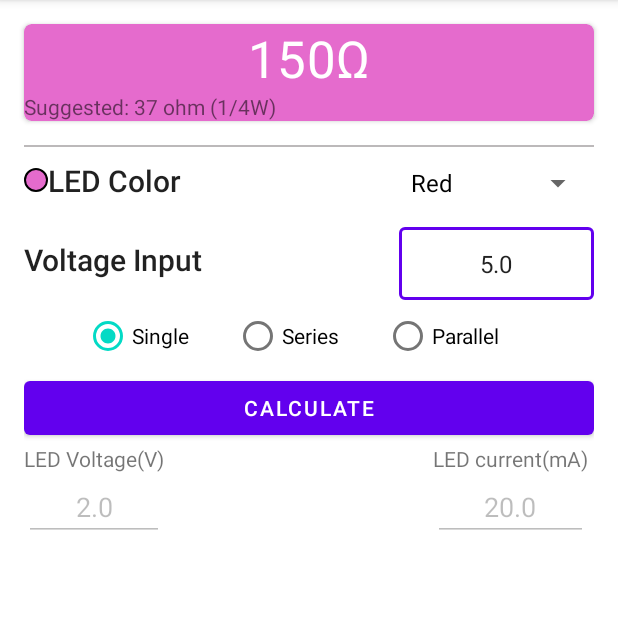
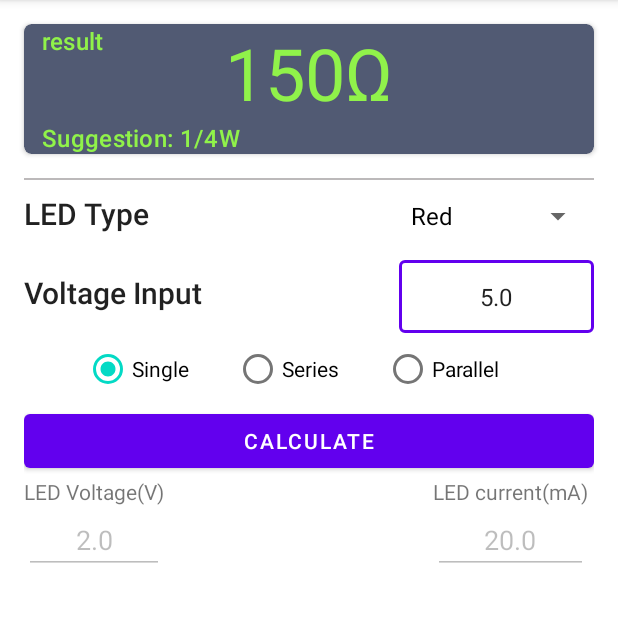
Before and after one commit to Helaluzzaman/LEDResistorCalculator, an Android app: the screen it shows after launch (MainActivity), after a tap on "CALCULATE", on a phone screen of 412 x 824 dp, the part 84-706 px from its top. Run offline under Robolectric (Android 15) with nearby library versions, the phone set to English and light mode, and no system bars.

Commit message:
alert dialog added. test implementation google truth added.

```diff
--- a/app/build.gradle
+++ b/app/build.gradle
@@ -47,4 +47,5 @@ dependencies {
 //    // truth test
 //    androidTestImplementation 'com.google.truth:truth:1.1.2'
 ////    implementation 'com.google.android.material:material:1.4.0'
+    testImplementation "com.google.truth:truth:1.1.3"
 }
--- a/app/src/main/java/com/hbsoft/ledresistorcalculator/data/Calculation/Calculate.kt
+++ b/app/src/main/java/com/hbsoft/ledresistorcalculator/data/Calculation/Calculate.kt
@@ -8,6 +8,7 @@ object Calculate {
             if(input < .25) return "1/4"
             if(input < .5) return "1/2"
             if(input < .75) return "3/4"
+            else return "1"
         }else{
             val fraction = input - input.toInt()
             if(fraction < .5){
@@ -17,6 +18,5 @@ object Calculate {
                 return input.roundToInt().toString()
             }
         }
-        return "0"
     }
 }
--- a/app/src/main/java/com/hbsoft/ledresistorcalculator/data/Result.kt
+++ b/app/src/main/java/com/hbsoft/ledresistorcalculator/data/Result.kt
@@ -1,6 +1,6 @@
 package com.hbsoft.ledresistorcalculator.data
 
 data class Result(
-    var result: String,
-    var suggestion: String
+    var result: String = "no",
+    var suggestion: String = "no"
 )
--- a/app/src/main/java/com/hbsoft/ledresistorcalculator/fragments/LaunchFragment.kt
+++ b/app/src/main/java/com/hbsoft/ledresistorcalculator/fragments/LaunchFragment.kt
@@ -6,6 +6,7 @@ import android.util.Log
 import android.view.*
 import androidx.fragment.app.Fragment
 import android.widget.*
+import androidx.appcompat.app.AlertDialog
 import androidx.appcompat.app.AppCompatDelegate
 import androidx.appcompat.app.AppCompatDelegate.MODE_NIGHT_FOLLOW_SYSTEM
 import androidx.appcompat.content.res.AppCompatResources
@@ -26,6 +27,7 @@ class LaunchFragment : Fragment() {
     lateinit var etInputVoltage: EditText   // input
     lateinit var bCalculate: Button
     lateinit var tvResult: TextView        // result
+    lateinit var tvSuggestion: TextView    // suggestion
     lateinit var etForwardVoltage: EditText  // input
     lateinit var etCurrentMax : EditText    // input
     lateinit var rgConnection: RadioGroup
@@ -47,6 +49,7 @@ class LaunchFragment : Fragment() {
         etForwardVoltage = view.findViewById(R.id.et_forward_voltage)
         etCurrentMax = view.findViewById(R.id.et_current_max)
         tvResult = view.findViewById(R.id.tv_result)
+        tvSuggestion = view.findViewById(R.id.tv_suggestion)
         rgConnection = view.findViewById(R.id.radioGroup)
         llExtraData = view.findViewById(R.id.ll_led_number)
         setSpinner()
@@ -71,16 +74,25 @@ class LaunchFragment : Fragment() {
                     }
                 )
                 val result = mLaunchViewModel.calculateResult(calculationData)
+                showAlertDialogIfNeeded(result)
                 Toast.makeText(requireContext(), "Code: $result", Toast.LENGTH_SHORT).show()
                 Log.i("result code",result.toString() )
             }catch (exception: Exception){
                 Log.i("input", exception.toString())
-                Toast.makeText(requireContext(), "Input voltage can not be empty", Toast.LENGTH_SHORT).show()
+                showAlertDialog("Empty Input!", "Input voltage or Led can not be empty." )
             }
         }
 //        AppCompatDelegate.setDefaultNightMode(MODE_NIGHT_FOLLOW_SYSTEM)
         setUiData()
         return view
+    }
+
+    private fun showAlertDialogIfNeeded(result: Any) {
+        when(result){
+            LedData.VOLTAGE_PROBLEM -> showAlertDialog("Inadequate Voltage!", "Voltage is Not Enough.")
+            LedData.LED_NUMBER_PROBLEM -> showAlertDialog("Inadequate Led!", "At least two LEDs need for this calculation.")
+            LedData.ZERO_PROBLEM -> showAlertDialog("Zero!", "You have put Zero in Input.")
+        }
     }
 
     private fun setUiData() {
@@ -97,8 +109,9 @@ class LaunchFragment : Fragment() {
                 LedData.PARALLEL -> llExtraData.visibility = View.VISIBLE
             }
         })
-        mLaunchViewModel.rawResultOhm.observe(viewLifecycleOwner, {
-            tvResult.text = it
+        mLaunchViewModel.fullResult.observe(viewLifecycleOwner, {
+            tvResult.text = it.result
+            tvSuggestion.text = it.suggestion
         })
 
     }
@@ -109,6 +122,16 @@ class LaunchFragment : Fragment() {
         sLedColor.adapter = Adapter
         sLedColor.onItemSelectedListener = mLaunchViewModel.listener
     }
+    fun showAlertDialog(title: String, info: String){
+        val builder = AlertDialog.Builder(requireContext())
+        builder.setTitle(title)
+        builder.setMessage(info)
+        builder.setPositiveButton("Okay") { dialogInterface, _ ->
+            dialogInterface.dismiss()
+        }
+        val alertDialog = builder.create()
+        alertDialog.show()
+    }
 
     override fun onCreateOptionsMenu(menu: Menu, inflater: MenuInflater) {
         inflater.inflate(R.menu.launch_fragment, menu)
--- a/app/src/main/java/com/hbsoft/ledresistorcalculator/viewModel/LaunchViewModel.kt
+++ b/app/src/main/java/com/hbsoft/ledresistorcalculator/viewModel/LaunchViewModel.kt
@@ -24,12 +24,11 @@ class LaunchViewModel(application: Application): AndroidViewModel(application) {
     // working variables
     var currentLed= MutableLiveData<Led>()
     var currentConnection =  MutableLiveData<String>(LedData.SINGLE)
-    var rawResultOhm = MutableLiveData<String>()
-    val fullResult = MutableLiveData<Result>()
+    var fullResult = MutableLiveData<Result>()
 
     fun setFinalResult(resistor: String, suggestion: String){
-        fullResult.value?.result= resistor
-        fullResult.value?.suggestion = suggestion
+        val result = Result(resistor, suggestion)
+        fullResult.value = result
     }
 
     val listener = object : AdapterView.OnItemSelectedListener{
@@ -119,11 +118,10 @@ class LaunchViewModel(application: Application): AndroidViewModel(application) {
             val resistorOhm = (voltage/current)*1000
             val powerWatt = voltage* current/1000
             val finalResistorValue = addKiloMegaGigaSuffix(resistorOhm) + "Ω"
-            val suggestion = "resistor's power rating: ${Calculate.convertToStandardPower(powerWatt)}W"
+            val suggestion = "Suggestion: ${Calculate.convertToStandardPower(powerWatt)}W"
             setFinalResult(finalResistorValue, suggestion)
-            rawResultOhm.value = finalResistorValue    // fow testing
+            Log.i("result raw", resistorOhm.toString() + "ohm, Rating:" + powerWatt.toString())
             Log.i("result", finalResistorValue + "ohm, Rating:" + suggestion)
-
             return LedData.SUCCESS   // successful result
         }else{
             return LedData.VOLTAGE_PROBLEM  // 2 for voltage shortage.
@@ -160,6 +158,7 @@ class LaunchViewModel(application: Application): AndroidViewModel(application) {
 
 
 
+
     private fun greaterThanZero(input: Double):Boolean{
         if(input > 0)  return true
         return false
--- a/app/src/main/res/layout/fragment_launch.xml
+++ b/app/src/main/res/layout/fragment_launch.xml
@@ -24,11 +24,20 @@
         android:layout_marginStart="16dp"
         android:layout_marginTop="16dp"
         android:layout_marginEnd="16dp"
-        android:backgroundTint="@color/Brand_Pink"
+        android:backgroundTint="@color/BrandResultBackground"
         app:cardCornerRadius="5dp"
         app:layout_constraintEnd_toEndOf="parent"
         app:layout_constraintStart_toStartOf="parent"
         app:layout_constraintTop_toTopOf="parent">
+        <TextView
+            android:layout_width="wrap_content"
+            android:layout_height="wrap_content"
+            android:layout_marginStart="12dp"
+            android:text="@string/result"
+            android:textAppearance="@style/ResultTextSmall"
+            />
+
+
 
         <LinearLayout
             android:layout_width="match_parent"
@@ -41,13 +50,18 @@
                 android:layout_height="wrap_content"
                 android:maxLines="1"
                 android:gravity="center"
-                android:textAppearance="@style/ResultTextAppearance"
-                tools:text="Result: 25 ohm" />
+                android:textAppearance="@style/ResultTextBig"
+                tools:text=" 25K ohm" />
 
             <TextView
+                android:id="@+id/tv_suggestion"
                 android:layout_width="match_parent"
                 android:layout_height="wrap_content"
-                android:text="Suggested: 37 ohm (1/4W)" />
+                android:layout_marginStart="12dp"
+                android:text="Suggested: 37 ohm (1/4W)"
+                android:textAppearance="@style/ResultTextSmall"
+
+                />
 
 
         </LinearLayout>
@@ -86,7 +100,7 @@
                     android:layout_weight="1"
                     android:text="@string/led_color"
                     android:textAppearance="@style/TextAppearance.AppCompat.Title"
-                    app:drawableStartCompat="@drawable/led_color_drawable" />
+                    />
 
                 <Spinner
                     android:id="@+id/s_led_color"
--- /dev/null
+++ b/app/src/main/res/values/Style.xml
@@ -0,0 +1,13 @@
+<?xml version="1.0" encoding="utf-8"?>
+<resources>
+    <style name="ResultTextBig" parent="TextAppearance.MaterialComponents.Headline3">
+        <item name="android:textColor">@color/BrandResultText</item>
+<!--        <item name="android:textStyle">bold</item>-->
+    </style>
+    <style name="ResultTextSmall" parent="TextAppearance.MaterialComponents.Headline6">
+        <item name="android:textColor">@color/BrandResultText</item>
+        <item name="android:textSize">16sp</item>
+    </style>
+
+
+</resources>
--- a/app/src/main/res/values/colors.xml
+++ b/app/src/main/res/values/colors.xml
@@ -16,4 +16,7 @@
     <color name="Brand_Pink">#E56BCD</color>
     <color name="BrandPrimary">#53CCF8</color>
     <color name="BrandDark">#707071</color>
+
+    <color name="BrandResultText">#90f24a</color>
+    <color name="BrandResultBackground">#515a73</color>
 </resources>
--- a/app/src/main/res/values/strings.xml
+++ b/app/src/main/res/values/strings.xml
@@ -5,7 +5,7 @@
     <string name="single">Single</string>
     <string name="series">Series</string>
     <string name="parallel">Parallel</string>
-    <string name="led_color">LED Color</string>
+    <string name="led_color">LED Type</string>
     <string name="voltage_input">Voltage Input</string>
     <string name="led_number">Led Number</string>
     <string name="led_voltage_v">LED Voltage(V)</string>
@@ -13,5 +13,6 @@
     <string name="about">About</string>
     <string name="history">History</string>
     <string name="help">Help</string>
+    <string name="result">result</string>
 
 </resources>
--- a/app/src/main/res/values/themes.xml
+++ b/app/src/main/res/values/themes.xml
@@ -14,10 +14,6 @@
         <!-- Customize your theme here. -->
     </style>
 
-    <style name="ResultTextAppearance" parent="TextAppearance.MaterialComponents.Headline4">
-        <item name="android:textColor">@color/white</item>
-    </style>
-
 
 
 </resources>
```
